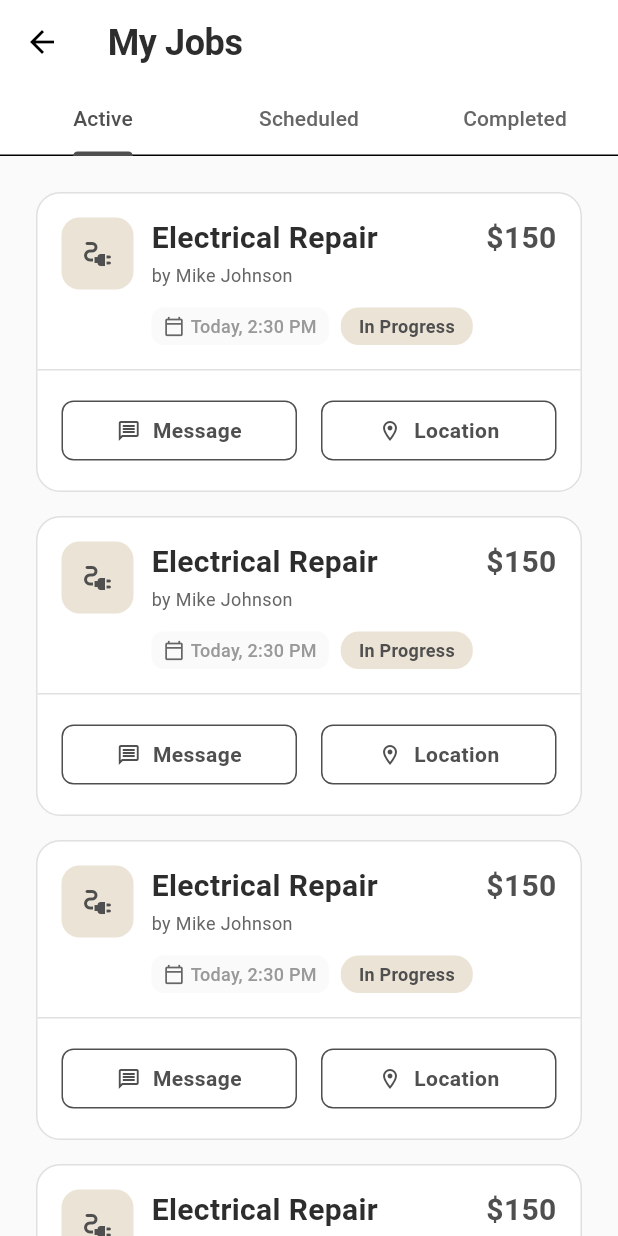
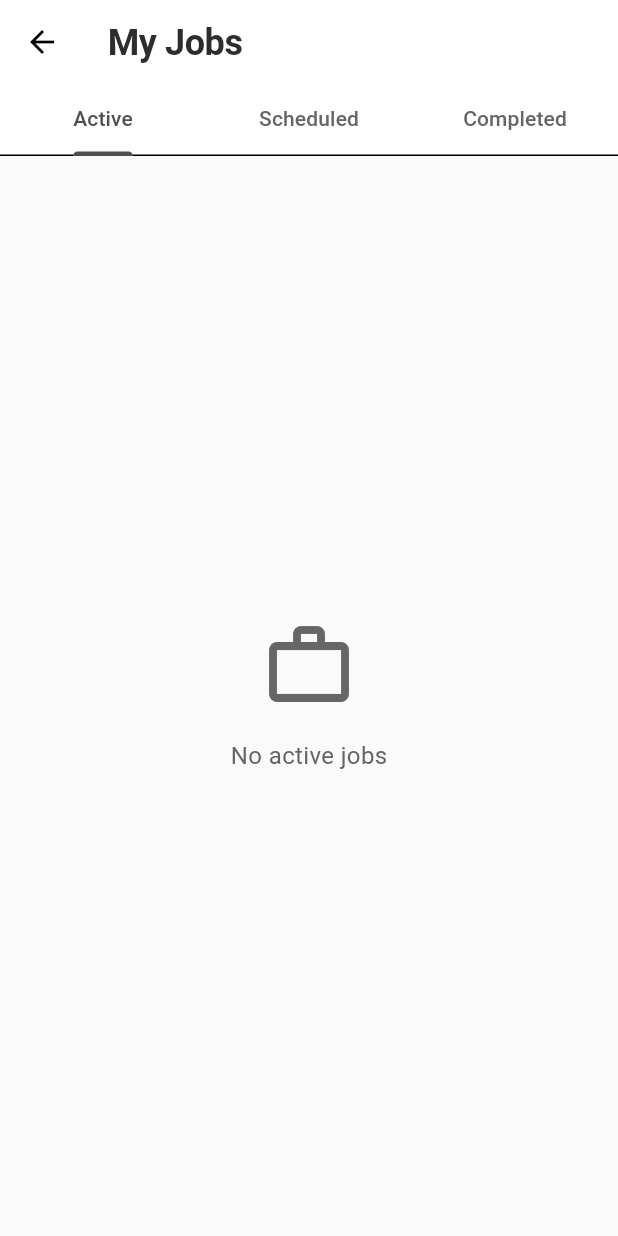
Before and after one commit to Albaraazain/voltz, a Flutter app: the JobsScreen screen opened directly, on a phone screen of 412 x 824 dp. Run offline on Flutter 3.47's test engine with Material 3 defaults, Android fonts, the phone set to English and light mode, and no system bars; our stand-ins replace fl_chart, flutter_local_notifications, photo_view, supabase_flutter, table_calendar, timeago; accounts and stored records are empty.

Commit message:
Enhance JobsScreen with dynamic job loading and error handling
- Integrated JobProvider to load jobs based on the homeowner's ID when the screen initializes, improving data retrieval.
- Implemented a loading indicator to provide user feedback during job loading.
- Added error handling to display a retry option if job loading fails, enhancing user experience.
- Refactored job listing to dynamically display jobs based on their status (active, scheduled, completed) using a TabBarView.

These changes improve the functionality and usability of the JobsScreen by ensuring it displays real-time job data and handles loading states effectively.

```diff
--- a/lib/features/homeowner/screens/jobs_screen.dart
+++ b/lib/features/homeowner/screens/jobs_screen.dart
@@ -1,6 +1,9 @@
 import 'package:flutter/material.dart';
+import 'package:provider/provider.dart';
 import '../../../core/constants/colors.dart';
 import '../../../core/constants/text_styles.dart';
+import '../../../providers/job_provider.dart';
+import '../../../providers/auth_provider.dart';
 import '../widgets/job_card.dart';
 
 class JobsScreen extends StatefulWidget {
@@ -10,19 +13,41 @@ class JobsScreen extends StatefulWidget {
   State<JobsScreen> createState() => _JobsScreenState();
 }
 
-class _JobsScreenState extends State<JobsScreen> with SingleTickerProviderStateMixin {
+class _JobsScreenState extends State<JobsScreen>
+    with SingleTickerProviderStateMixin {
   late TabController _tabController;
 
   @override
   void initState() {
     super.initState();
     _tabController = TabController(length: 3, vsync: this);
+
+    // Load jobs when screen initializes
+    WidgetsBinding.instance.addPostFrameCallback((_) {
+      final homeownerId = context.read<AuthProvider>().userId;
+      if (homeownerId != null) {
+        context.read<JobProvider>().loadJobs(homeownerId);
+      }
+    });
   }
 
   @override
   void dispose() {
     _tabController.dispose();
     super.dispose();
+  }
+
+  String _getStatusForTab(int tabIndex) {
+    switch (tabIndex) {
+      case 0:
+        return 'active';
+      case 1:
+        return 'scheduled';
+      case 2:
+        return 'completed';
+      default:
+        return '';
+    }
   }
 
   @override
@@ -49,35 +74,96 @@ class _JobsScreenState extends State<JobsScreen> with SingleTickerProviderStateM
           ],
         ),
       ),
-      body: TabBarView(
-        controller: _tabController,
+      body: Consumer<JobProvider>(
+        builder: (context, jobProvider, child) {
+          if (jobProvider.isLoading) {
+            return const Center(
+              child: CircularProgressIndicator(
+                valueColor: AlwaysStoppedAnimation<Color>(AppColors.accent),
+              ),
+            );
+          }
+
+          if (jobProvider.error != null) {
+            return Center(
+              child: Column(
+                mainAxisAlignment: MainAxisAlignment.center,
                 children: [
-          _buildJobsList('active'),
-          _buildJobsList('scheduled'),
-          _buildJobsList('completed'),
+                  const Icon(
+                    Icons.error_outline,
+                    color: Colors.red,
+                    size: 48,
+                  ),
+                  const SizedBox(height: 16),
+                  Text(
+                    'Failed to load jobs',
+                    style: AppTextStyles.bodyLarge,
+                  ),
+                  TextButton(
+                    onPressed: () {
+                      final homeownerId = context.read<AuthProvider>().userId;
+                      if (homeownerId != null) {
+                        jobProvider.loadJobs(homeownerId);
+                      }
+                    },
+                    child: const Text('Retry'),
+                  ),
                 ],
               ),
             );
           }
 
-  Widget _buildJobsList(String type) {
+          return TabBarView(
+            controller: _tabController,
+            children: [0, 1, 2].map((tabIndex) {
+              final status = _getStatusForTab(tabIndex);
+              final jobs = jobProvider.getJobsByStatus(status);
+
+              if (jobs.isEmpty) {
+                return Center(
+                  child: Column(
+                    mainAxisAlignment: MainAxisAlignment.center,
+                    children: [
+                      Icon(
+                        Icons.work_outline,
+                        size: 64,
+                        color: AppColors.textSecondary,
+                      ),
+                      const SizedBox(height: 16),
+                      Text(
+                        'No ${status.toLowerCase()} jobs',
+                        style: AppTextStyles.bodyLarge.copyWith(
+                          color: AppColors.textSecondary,
+                        ),
+                      ),
+                    ],
+                  ),
+                );
+              }
+
               return ListView.builder(
                 padding: const EdgeInsets.all(24),
-      itemCount: 5, // Mock data count
+                itemCount: jobs.length,
                 itemBuilder: (context, index) {
+                  final job = jobs[index];
                   return Padding(
                     padding: const EdgeInsets.only(bottom: 16),
                     child: JobCard(
-            jobType: type,
-            jobTitle: 'Electrical Repair',
-            electricianName: 'Mike Johnson',
-            date: 'Today, 2:30 PM',
-            status: type == 'active' ? 'In Progress' :
-                    type == 'scheduled' ? 'Scheduled' : 'Completed',
-            amount: '\$150',
+                      jobType: status,
+                      jobTitle: job.title,
+                      electricianName:
+                          'Mike Johnson', // TODO: Get from electrician
+                      date: job.date.toString(), // TODO: Format date
+                      status: job.status,
+                      amount: '\$${job.price.toStringAsFixed(2)}',
                     ),
                   );
                 },
               );
+            }).toList(),
+          );
+        },
+      ),
+    );
   }
 }
```
Lines whose indentation alone changed are shown as unchanged.
